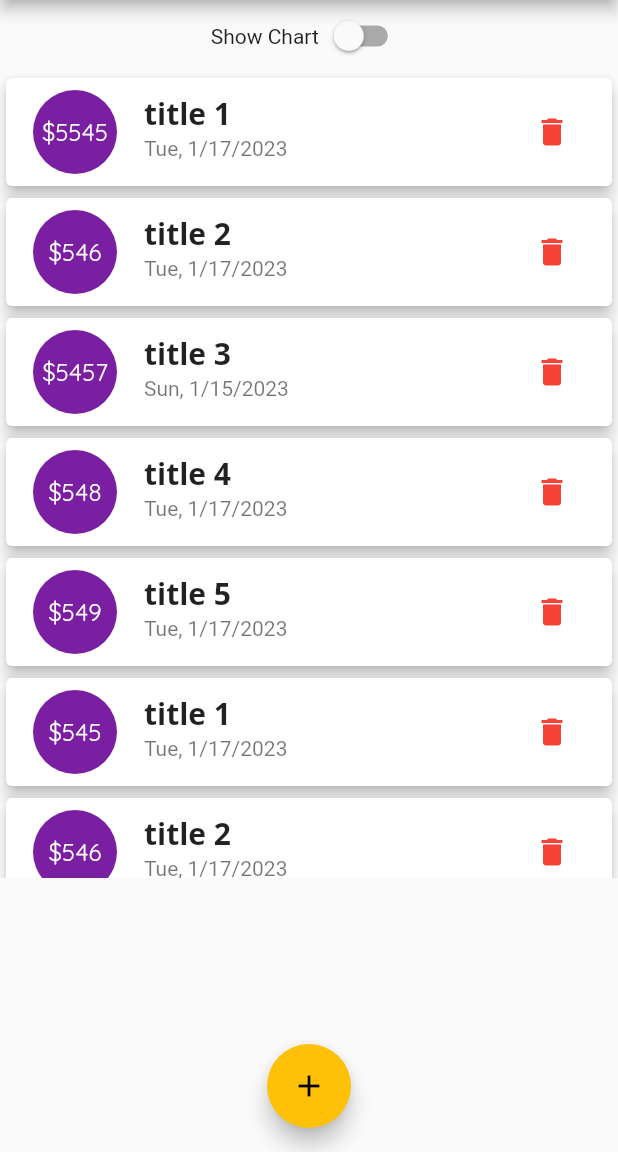
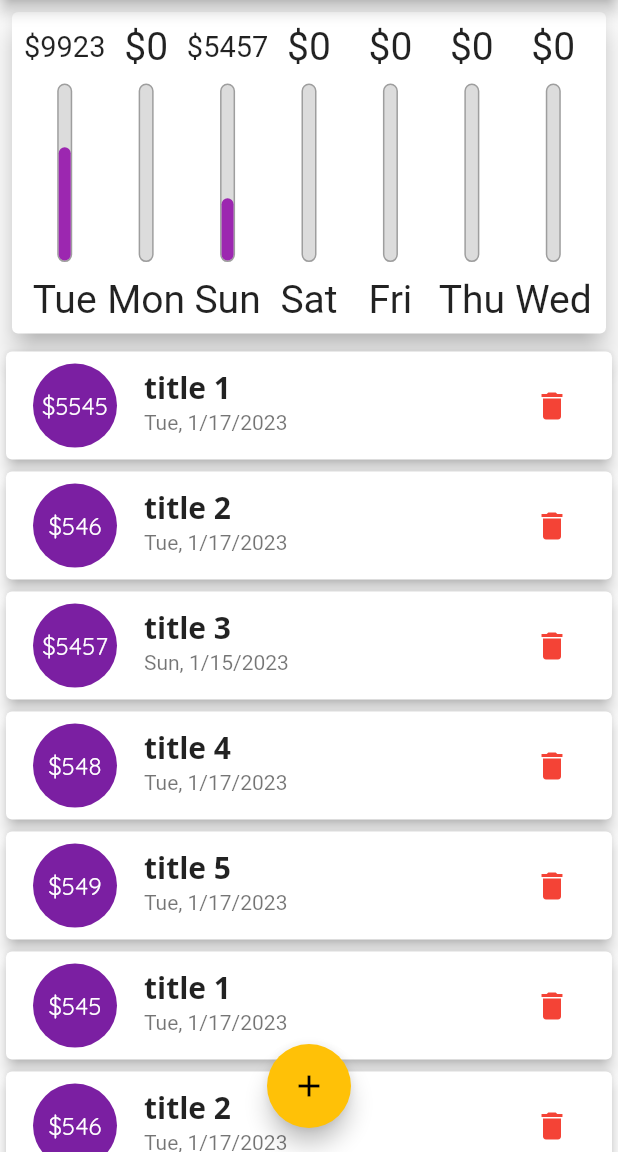
Before and after one commit to pd28CSE/flutter_personal_expenses1, a Flutter app: the screen it shows after launch, on a phone screen of 412 x 824 dp, the part 84-1236 px from its top. Run offline on Flutter 3.47's test engine with Material 2 defaults, Android fonts, the phone set to English and light mode, and no system bars.

Commit message:
add responsive in both mode

```diff
--- a/lib/main.dart
+++ b/lib/main.dart
@@ -20,6 +20,7 @@ void main() {
 class MyApp extends StatelessWidget {
   const MyApp({super.key});
 
+  @override
   Widget build(BuildContext context) {
     return MaterialApp(
       debugShowCheckedModeBanner: false,
@@ -132,6 +133,8 @@ class _HomeState extends State<_Home> {
   }
 
   Widget build(BuildContext context) {
+    final isLandscape =
+        MediaQuery.of(context).orientation == Orientation.landscape;
     final appBar = AppBar(
       title: Text('App Bar'),
       // titleTextStyle: Theme.of(context).appBarTheme.titleTextStyle!.copyWith(
@@ -146,11 +149,21 @@ class _HomeState extends State<_Home> {
         ),
       ],
     );
+    final txListWidget = Container(
+      height: (MediaQuery.of(context).size.height -
+              MediaQuery.of(context).padding.top -
+              appBar.preferredSize.height) *
+          0.7,
+      child: TransactionList(
+          transactions: _transactions, deleteTransaction: _deleteTransaction),
+    );
+
     return Scaffold(
       appBar: appBar,
       body: SingleChildScrollView(
         child: Column(
           children: [
+            if (isLandscape == true)
               Row(
                 mainAxisAlignment: MainAxisAlignment.center,
                 children: [
@@ -168,23 +181,25 @@ class _HomeState extends State<_Home> {
                       }),
                 ],
               ),
+            if (isLandscape == false)
+              Container(
+                height: (MediaQuery.of(context).size.height -
+                        MediaQuery.of(context).padding.top -
+                        appBar.preferredSize.height) *
+                    0.3,
+                child: Chart(recentTransactions: _transactions),
+              ),
+            if (isLandscape == false) txListWidget,
+            if (isLandscape == true)
               _showChart == true
                   ? Container(
                       height: (MediaQuery.of(context).size.height -
                               MediaQuery.of(context).padding.top -
                               appBar.preferredSize.height) *
-                        0.3,
+                          0.7,
                       child: Chart(recentTransactions: _transactions),
                     )
-                : Container(
-                    height: (MediaQuery.of(context).size.height -
-                            MediaQuery.of(context).padding.top -
-                            appBar.preferredSize.height) *
-                        0.7,
-                    child: TransactionList(
-                        transactions: _transactions,
-                        deleteTransaction: _deleteTransaction),
-                  ),
+                  : txListWidget,
           ],
         ),
       ),
--- a/lib/widgets/chart_bar.dart
+++ b/lib/widgets/chart_bar.dart
@@ -20,7 +20,7 @@ class ChartBar extends StatelessWidget {
             Container(
                 height: constraints.maxHeight * 0.15,
                 child: FittedBox(
-                    child: Text('\$${sepndingAmount.toStringAsFixed(2)}'))),
+                    child: Text('\$${sepndingAmount.toStringAsFixed(0)}'))),
             SizedBox(height: constraints.maxHeight * 0.05),
             Container(
               height: constraints.maxHeight * 0.6,
--- a/lib/widgets/transaction_list.dart
+++ b/lib/widgets/transaction_list.dart
@@ -13,24 +13,27 @@ class TransactionList extends StatelessWidget {
   @override
   Widget build(BuildContext context) {
     return transactions.isEmpty
-        ? Column(
+        ? LayoutBuilder(
+            builder: (BuildContext cntx, BoxConstraints constraints) {
+            return Column(
               children: [
                 Text(
                   'No Transaction added.',
                   style: Theme.of(context).textTheme.headline6,
                 ),
                 SizedBox(
-                height: 10,
+                  height: constraints.maxHeight * 0.1,
                 ),
                 Container(
-                height: 200,
+                  height: constraints.maxHeight * 0.6,
                   child: Image.asset(
                     'assets/images/waiting.png',
                     fit: BoxFit.cover,
                   ),
                 )
               ],
-          )
+            );
+          })
         : ListView.builder(
             itemCount: transactions.length,
             itemBuilder: (cntxt, index) {
```
Lines whose indentation alone changed are shown as unchanged.
